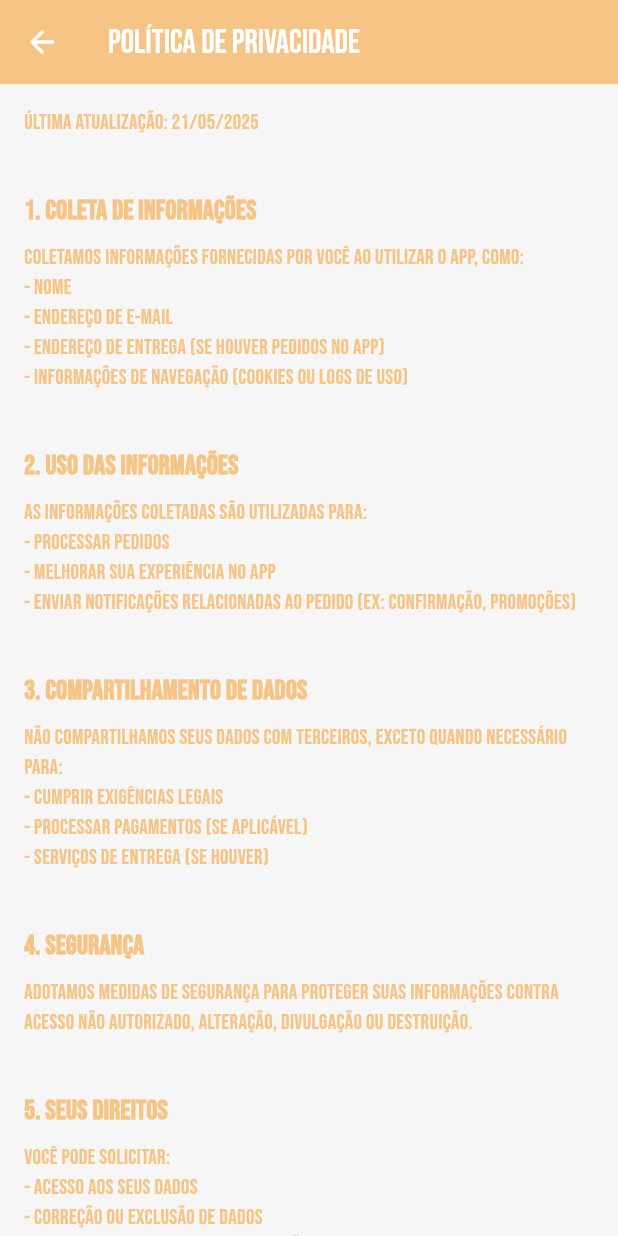
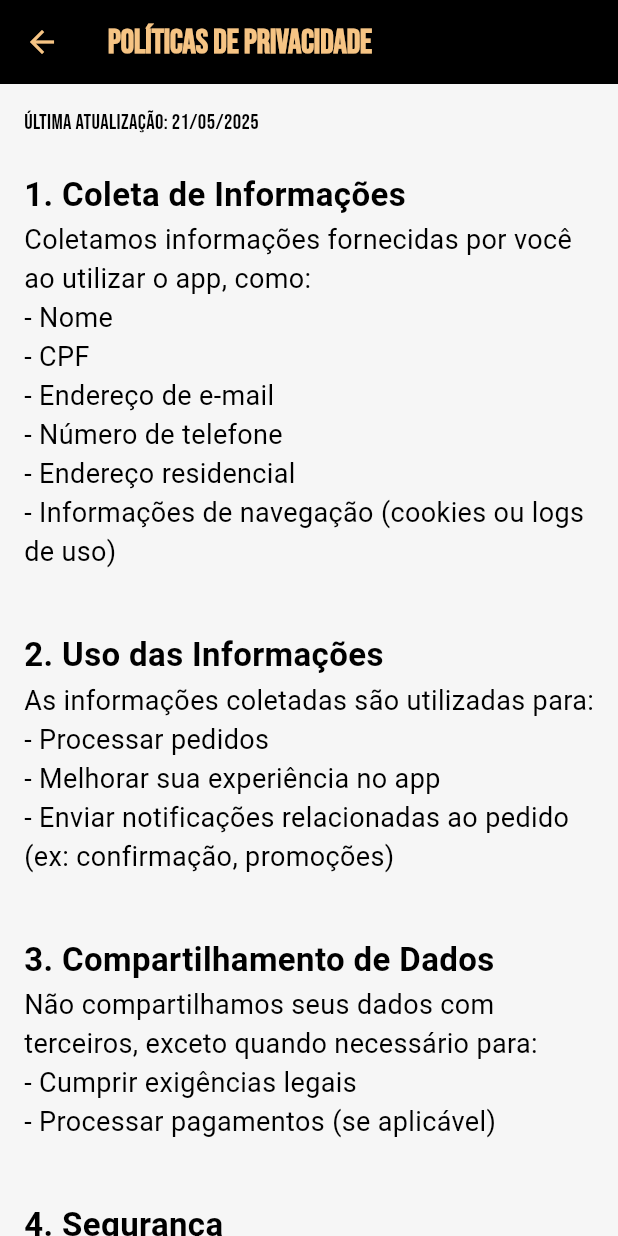
Before and after one commit to Animus2025/Lanchonete-da-Carminha_flutter, a Flutter app: the PoliticaPrivacidadePage screen opened by its route, on a phone screen of 412 x 824 dp. Run offline on Flutter 3.47's test engine with Material 3 defaults, Android fonts, the phone set to English and light mode, and no system bars; Roboto replaces fonts that are missing (Arial).

Commit message:
Personalização das telas

```diff
--- a/lib/ui/pages/politicas_privacidade.dart
+++ b/lib/ui/pages/politicas_privacidade.dart
@@ -1,4 +1,5 @@
 import 'package:flutter/material.dart';
+import '../themes/app_theme.dart';
 
 class PoliticaPrivacidadePage extends StatelessWidget {
   const PoliticaPrivacidadePage({Key? key}) : super(key: key);
@@ -8,19 +9,36 @@ class PoliticaPrivacidadePage extends StatelessWidget {
     final textStyle = Theme.of(context).textTheme.bodyMedium;
 
     return Scaffold(
-      appBar: AppBar(title: const Text('Política de Privacidade')),
+      appBar: AppBar(
+        title: const Text(
+          'Políticas de Privacidade',
+          style: TextStyle(
+            color: AppColors.laranja, // Altere para a cor desejada
+            fontWeight: FontWeight.bold,
+          ),
+        ),
+        backgroundColor: AppColors.preto, // Altere para a cor desejada
+        iconTheme: const IconThemeData(
+          color: AppColors.laranja,
+        ), // Ícone do menu também
+      ),
       body: SingleChildScrollView(
         padding: const EdgeInsets.all(16.0),
         child: Column(
           crossAxisAlignment: CrossAxisAlignment.start,
           children: [
-            Text('Última atualização: 21/05/2025\n', style: textStyle),
+            Text(
+              'Última atualização: 21/05/2025\n',
+              style: TextStyle(color: AppColors.preto),
+            ),
             _titulo('1. Coleta de Informações'),
             _paragrafo(
               'Coletamos informações fornecidas por você ao utilizar o app, como:\n'
               '- Nome\n'
+              '- CPF\n'
               '- Endereço de e-mail\n'
-              '- Endereço de entrega (se houver pedidos no app)\n'
+              '- Número de telefone\n'
+              '- Endereço residencial\n'
               '- Informações de navegação (cookies ou logs de uso)\n',
               textStyle,
             ),
@@ -36,8 +54,7 @@ class PoliticaPrivacidadePage extends StatelessWidget {
             _paragrafo(
               'Não compartilhamos seus dados com terceiros, exceto quando necessário para:\n'
               '- Cumprir exigências legais\n'
-              '- Processar pagamentos (se aplicável)\n'
-              '- Serviços de entrega (se houver)\n',
+              '- Processar pagamentos (se aplicável)\n',
               textStyle,
             ),
             _titulo('4. Segurança'),
@@ -57,8 +74,8 @@ class PoliticaPrivacidadePage extends StatelessWidget {
             _titulo('6. Contato'),
             _paragrafo(
               'Se tiver dúvidas, entre em contato conosco:\n'
-              '📧 carminha@salgadosdeluxo.com\n'
-              '📞 (99) 99999-9999\n',
+              '📧 lanchonetecarminha@gmail.com\n'
+              '📞 (31) 97152-0049\n',
               textStyle,
             ),
           ],
@@ -69,15 +86,36 @@ class PoliticaPrivacidadePage extends StatelessWidget {
 
   Widget _titulo(String texto) {
     return Padding(
-      padding: const EdgeInsets.only(top: 16.0, bottom: 8.0),
+      padding: const EdgeInsets.only(top: 2.0, bottom: 2.0),
       child: Text(
         texto,
-        style: const TextStyle(fontSize: 18, fontWeight: FontWeight.bold),
+        style: const TextStyle(
+          fontSize: 22, // Fonte maior para o título
+          fontWeight: FontWeight.bold,
+          color: AppColors.preto, // Exemplo de cor
+          fontFamily: 'Arial', // Escolha sua fonte aqui
+        ),
       ),
     );
   }
 
   Widget _paragrafo(String texto, TextStyle? estilo) {
-    return Text(texto, style: estilo);
+    return Padding(
+      padding: const EdgeInsets.only(bottom: 12.0),
+      child: Text(
+        texto,
+        style:
+            estilo?.copyWith(
+              color: AppColors.preto,
+              fontSize: 18, // Fonte maior para o texto
+              fontFamily: 'Arial', // Escolha sua fonte aqui
+            ) ??
+            const TextStyle(
+              color: AppColors.preto,
+              fontSize: 18,
+              fontFamily: 'Arial', // Escolha sua fonte aqui
+            ),
+      ),
+    );
   }
 }
```
Also changed, not shown: lib/ui/pages/sobre.dart (+59 -23 lines).
